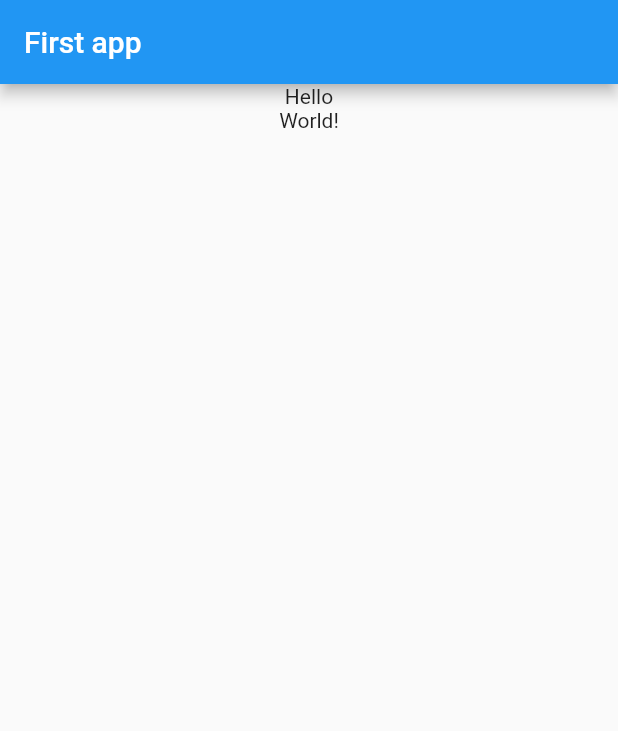
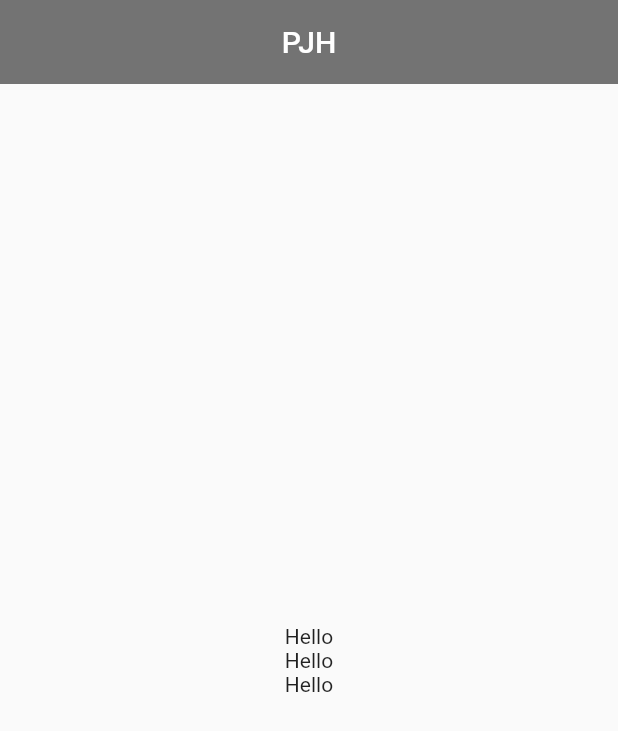
Before and after one commit to ParkJong-Hun/Flutter_Tutorial, a Flutter app: the screen it shows after launch, on a phone screen of 412 x 824 dp. Shown: the top 731 px of the screen. Run offline on Flutter 3.47's test engine with Material 2 defaults, Android fonts, the phone set to English and light mode, and no system bars.

Commit message:
2021/10/11 09:55 Alignment Widget

```diff
--- a/lib/main.dart
+++ b/lib/main.dart
@@ -1,48 +1,46 @@
-//flutter/material.dart : 앱을 구현하기 위해 꼭 가져와야하는 라이브러리.
+import 'package:flutter/cupertino.dart';
 import 'package:flutter/material.dart';
 
-//main : 앱에서 가장 먼저 실행되는 함수.
-//=> : 식이 하나만 포함된 함수를 약식으로 사용하는 것.
-//runApp : Flutter의 최상위 함수. 위젯을 argument로 갖음. Widget을 매개로 앱을 실행 함.
-//MyApp : CustomWidget. runApp에서 실행되는 구현할 최상위 위젯.
-//함수는 보통 소문자로 시작, 클래스는 보통 대문자로 시작하는 것이 약속.
 void main() => runApp(MyApp());
 
-//Flutter에서 stl을 입력하면 StatelessWidget을 상속받는 클래스의 틀이 자동으로 생성됨.
-//build라는 Widget을 override함. build는 BuildContext를 갖고 있으며, Container를 반환함.
 class MyApp extends StatelessWidget {
   const MyApp({Key? key}) : super(key: key);
 
   @override
   Widget build(BuildContext context) {
-    return MaterialApp(//최상위 위젯의 직계 자식으로 위치하는 위젯으로 최상위 위젯을 제외한 모든 위젯을 자식으로 포함함.
-      title: "First app",//앱의 제목을 설정.
-      theme: ThemeData(//앱의 기본 테마를 설정.
-        //앱에서 사용할 대표 색상.
+    return MaterialApp(
+      title: "PJH Profile",
+      theme: ThemeData(
         primarySwatch: Colors.blue
       ),
-      //앱의 홈(가장 처음 실행되는 곳)의 경로 설정.
-      home: MyHomePage(),
+      home: MyCard(),
     );
   }
 }
 
-class MyHomePage extends StatelessWidget {
-  const MyHomePage({Key? key}) : super(key: key);
+class MyCard extends StatelessWidget {
+  const MyCard({Key? key}) : super(key: key);
 
   @override
   Widget build(BuildContext context) {
-    return Scaffold(//비계(건물의 철근) 같은 역할을 하는 위젯. 빈 도화지 같은 개념(iOS의 View, Android의 Layout과 비슷하다.)
-      appBar: AppBar(//앱의 상단 부분(Toolbar, Title 같은 느낌)
-        title: Text("First app"),
+    return Scaffold(
+      appBar: AppBar(
+        title: Text("PJH"),
+        //타이틀을 appBar 중앙에 배치할 것인지
+        centerTitle: true,
+        //appBar의 색상 결정
+        backgroundColor: Colors.black54,
+        //appBar의 Flat함을 결정
+        elevation: 0.0,
       ),
-      //Scaffold의 가장 중요한 부분. appbar를 제외한 대부분의 공간으로,내용을 담는 부분.
-      body: Center(//자식 위젯을 body의 중앙으로 정렬.
-        // 정렬 받을 위젯.
-      child: Column(//1개 이상의 자식 위젯을 세로로 배치.
-          children: [//배치 될 위젯(들).
-            Text('Hello'),//문자를 화면에 출력하기 위한 위젯.
-            Text('World!')
+      body: Center(//위젯의 가장자리에 빈 공간을 만듦.
+        //Padding의 Argument
+        child: Column(
+          mainAxisAlignment: MainAxisAlignment.center,//축 기준 정렬
+          children: [
+            Text('Hello'),
+            Text('Hello'),
+            Text('Hello')
           ],
         ),
       ),
```
